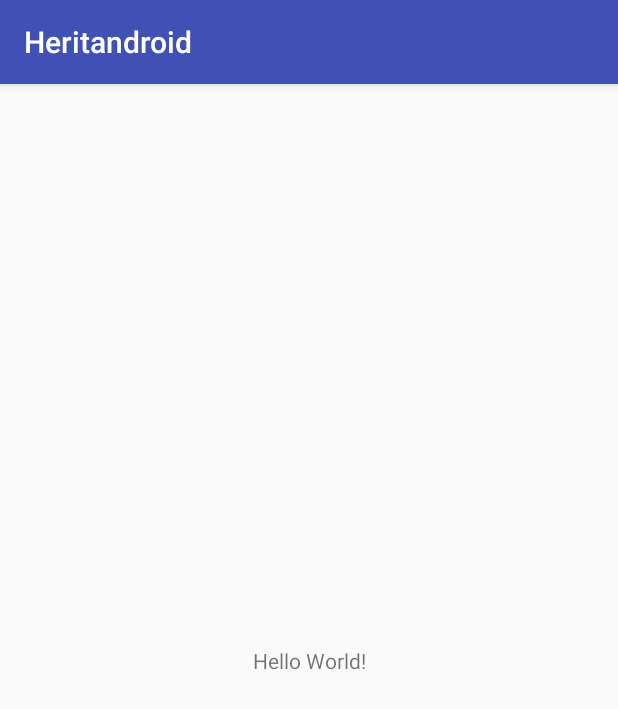
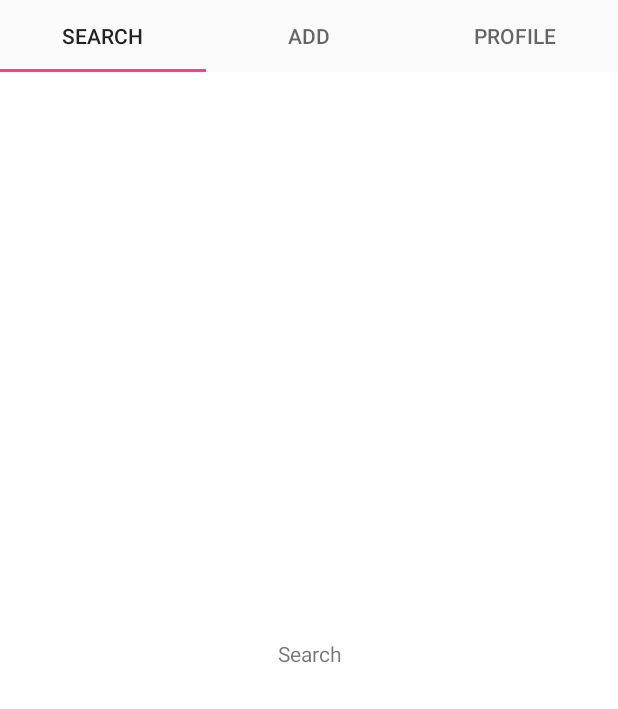
Before and after one commit to SWE574-Groupago/heritago, an Android app: the screen it shows after launch (MainActivity), on a phone screen of 412 x 824 dp. Shown: the top 709 px of the screen. Run offline under Robolectric (Android 15) with nearby library versions, the phone set to English and light mode, and no system bars.

Commit message:
created tab navigation for tabs search, add and profile

```diff
--- a/Heritandroid/app/build.gradle
+++ b/Heritandroid/app/build.gradle
@@ -27,4 +27,5 @@ dependencies {
     compile 'com.android.support:appcompat-v7:25.2.0'
     compile 'com.android.support.constraint:constraint-layout:1.0.1'
     testCompile 'junit:junit:4.12'
+    compile 'com.android.support:design:25.2.0'
 }
--- /dev/null
+++ b/Heritandroid/app/src/main/java/com/heritago/heritandroid/AddTabFragment.java
@@ -0,0 +1,32 @@
+package com.heritago.heritandroid;
+
+import android.os.Bundle;
+import android.support.v4.app.Fragment;
+import android.view.LayoutInflater;
+import android.view.View;
+import android.view.ViewGroup;
+import android.widget.TextView;
+
+/**
+ * Created by onurtokoglu on 27/03/2017.
+ */
+
+public class AddTabFragment extends Fragment{
+
+    @Override
+    public void onCreate(Bundle savedInstanceState) {
+        super.onCreate(savedInstanceState);
+    }
+
+    @Override
+    public View onCreateView(LayoutInflater inflater, ViewGroup container,
+                             Bundle savedInstanceState) {
+        View view = inflater.inflate(R.layout.search_tab_fragment, container, false);
+        TextView textView = (TextView) view.findViewById(R.id.textView);
+        textView.setText("Add");
+        return view;
+    }
+
+
+
+}
--- /dev/null
+++ b/Heritandroid/app/src/main/java/com/heritago/heritandroid/CustomFragmentPagerAdapter.java
@@ -0,0 +1,48 @@
+package com.heritago.heritandroid;
+
+import android.content.Context;
+import android.support.v4.app.Fragment;
+import android.support.v4.app.FragmentManager;
+import android.support.v4.app.FragmentPagerAdapter;
+
+
+
+public class CustomFragmentPagerAdapter extends FragmentPagerAdapter {
+
+    final int PAGE_COUNT = 3;
+    private String tabTitles[] = new String[] { "Search", "Add", "Profile" };
+    private Context context;
+
+    public CustomFragmentPagerAdapter(FragmentManager fm, Context context) {
+        super(fm);
+        this.context = context;
+    }
+
+    @Override
+    public int getCount() {
+        return PAGE_COUNT;
+    }
+
+    @Override
+    public Fragment getItem(int position) {
+        switch (position){
+            case 0: return new SearchTabFragment();
+            case 1: return new AddTabFragment();
+            default: return new ProfileTabFragment();
+        }
+    }
+
+    @Override
+    public CharSequence getPageTitle(int position) {
+        // Generate title based on item position
+        return tabTitles[position];
+    }
+
+
+
+
+
+
+
+
+}
--- a/Heritandroid/app/src/main/java/com/heritago/heritandroid/MainActivity.java
+++ b/Heritandroid/app/src/main/java/com/heritago/heritandroid/MainActivity.java
@@ -1,5 +1,7 @@
 package com.heritago.heritandroid;
 
+import android.support.design.widget.TabLayout;
+import android.support.v4.view.ViewPager;
 import android.support.v7.app.AppCompatActivity;
 import android.os.Bundle;
 
@@ -9,5 +11,14 @@ public class MainActivity extends AppCompatActivity {
     protected void onCreate(Bundle savedInstanceState) {
         super.onCreate(savedInstanceState);
         setContentView(R.layout.activity_main);
+
+        ViewPager viewPager = (ViewPager) findViewById(R.id.viewpager);
+        viewPager.setAdapter(new CustomFragmentPagerAdapter(getSupportFragmentManager(), MainActivity.this));
+
+        TabLayout tabLayout = (TabLayout) findViewById(R.id.sliding_tabs);
+        tabLayout.setupWithViewPager(viewPager);
+
+
+
     }
 }
--- /dev/null
+++ b/Heritandroid/app/src/main/java/com/heritago/heritandroid/ProfileTabFragment.java
@@ -0,0 +1,29 @@
+package com.heritago.heritandroid;
+
+import android.os.Bundle;
+import android.support.v4.app.Fragment;
+import android.view.LayoutInflater;
+import android.view.View;
+import android.view.ViewGroup;
+import android.widget.TextView;
+
+
+public class ProfileTabFragment extends Fragment{
+
+    @Override
+    public void onCreate(Bundle savedInstanceState) {
+        super.onCreate(savedInstanceState);
+    }
+
+    @Override
+    public View onCreateView(LayoutInflater inflater, ViewGroup container,
+                             Bundle savedInstanceState) {
+        View view = inflater.inflate(R.layout.search_tab_fragment, container, false);
+        TextView textView = (TextView) view.findViewById(R.id.textView);
+        textView.setText("Profile");
+        return view;
+    }
+
+
+
+}
--- /dev/null
+++ b/Heritandroid/app/src/main/java/com/heritago/heritandroid/SearchTabFragment.java
@@ -0,0 +1,32 @@
+package com.heritago.heritandroid;
+
+import android.os.Bundle;
+import android.support.v4.app.Fragment;
+import android.view.LayoutInflater;
+import android.view.View;
+import android.view.ViewGroup;
+import android.widget.TextView;
+
+
+public class SearchTabFragment extends Fragment {
+
+
+    @Override
+    public void onCreate(Bundle savedInstanceState) {
+        super.onCreate(savedInstanceState);
+    }
+
+    @Override
+    public View onCreateView(LayoutInflater inflater, ViewGroup container,
+                             Bundle savedInstanceState) {
+        View view = inflater.inflate(R.layout.search_tab_fragment, container, false);
+        TextView textView = (TextView) view.findViewById(R.id.textView);
+        textView.setText("Search");
+        return view;
+    }
+
+
+
+
+
+}
--- a/Heritandroid/app/src/main/res/layout/activity_main.xml
+++ b/Heritandroid/app/src/main/res/layout/activity_main.xml
@@ -1,18 +1,22 @@
 <?xml version="1.0" encoding="utf-8"?>
-<android.support.constraint.ConstraintLayout xmlns:android="http://schemas.android.com/apk/res/android"
+<LinearLayout
+    xmlns:android="http://schemas.android.com/apk/res/android"
     xmlns:app="http://schemas.android.com/apk/res-auto"
-    xmlns:tools="http://schemas.android.com/tools"
     android:layout_width="match_parent"
     android:layout_height="match_parent"
-    tools:context="com.heritago.heritandroid.MainActivity">
+    android:orientation="vertical">
 
-    <TextView
-        android:layout_width="wrap_content"
+    <android.support.design.widget.TabLayout
+        android:id="@+id/sliding_tabs"
+        android:layout_width="match_parent"
         android:layout_height="wrap_content"
-        android:text="Hello World!"
-        app:layout_constraintBottom_toBottomOf="parent"
-        app:layout_constraintLeft_toLeftOf="parent"
-        app:layout_constraintRight_toRightOf="parent"
-        app:layout_constraintTop_toTopOf="parent" />
+        app:tabMode="fixed" />
 
-</android.support.constraint.ConstraintLayout>
+    <android.support.v4.view.ViewPager
+        android:id="@+id/viewpager"
+        android:layout_width="match_parent"
+        android:layout_height="0px"
+        android:layout_weight="1"
+        android:background="@android:color/white" />
+
+</LinearLayout>
--- /dev/null
+++ b/Heritandroid/app/src/main/res/layout/search_tab_fragment.xml
@@ -0,0 +1,12 @@
+<?xml version="1.0" encoding="utf-8"?>
+<LinearLayout xmlns:android="http://schemas.android.com/apk/res/android"
+    android:orientation="vertical" android:layout_width="match_parent"
+    android:layout_height="match_parent">
+
+    <TextView xmlns:android="http://schemas.android.com/apk/res/android"
+        android:id="@+id/textView"
+        android:layout_width="match_parent"
+        android:layout_height="match_parent"
+        android:gravity="center" />
+
+</LinearLayout>
--- a/Heritandroid/app/src/main/res/values/styles.xml
+++ b/Heritandroid/app/src/main/res/values/styles.xml
@@ -1,7 +1,7 @@
 <resources>
 
     <!-- Base application theme. -->
-    <style name="AppTheme" parent="Theme.AppCompat.Light.DarkActionBar">
+    <style name="AppTheme" parent="Theme.AppCompat.Light.NoActionBar">
         <!-- Customize your theme here. -->
         <item name="colorPrimary">@color/colorPrimary</item>
         <item name="colorPrimaryDark">@color/colorPrimaryDark</item>
```
